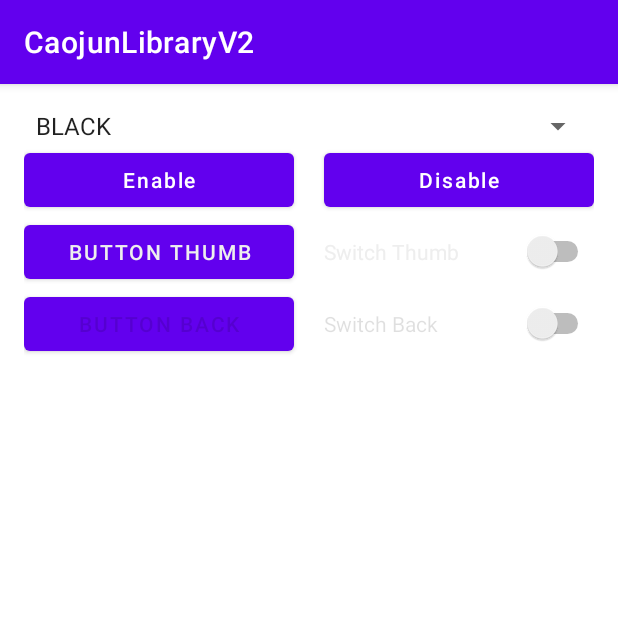
After one commit to fourmigh/CaojunLibraryV2, an Android app: the fragment ColorFragment shown on its own in the app's theme, on a phone screen of 412 x 824 dp, the top half of it. The commit adds this screen. Run offline under Robolectric (Android 15) with nearby library versions, the phone set to English and light mode, and no system bars.

Commit message:
新增color模块

```diff
--- a/app/build.gradle
+++ b/app/build.gradle
@@ -57,4 +57,5 @@ dependencies {
     implementation project(':currency')
     implementation project(':timer')
     implementation project(':resources')
+    implementation project(':color')
 }
--- /dev/null
+++ b/app/src/main/java/org/caojun/library/v2/fragment/ColorFragment.kt
@@ -0,0 +1,78 @@
+package org.caojun.library.v2.fragment
+
+import android.os.Bundle
+import android.view.LayoutInflater
+import android.view.View
+import android.view.ViewGroup
+import android.widget.AdapterView
+import android.widget.ArrayAdapter
+import androidx.fragment.app.Fragment
+import org.caojun.library.color.ColorUtils
+import org.caojun.library.color.Colors
+import org.caojun.library.v2.databinding.FragmentColorBinding
+
+class ColorFragment : Fragment() {
+
+    private var _binding: FragmentColorBinding? = null
+    private val binding get() = _binding!!
+
+    override fun onCreateView(
+        inflater: LayoutInflater,
+        container: ViewGroup?,
+        savedInstanceState: Bundle?
+    ): View {
+
+        _binding = FragmentColorBinding.inflate(inflater, container, false)
+        val root: View = binding.root
+
+        val colors = Colors.values()
+        val adapter = ArrayAdapter(
+            requireContext(),
+            android.R.layout.simple_spinner_item,
+            colors
+        )
+        adapter.setDropDownViewResource(android.R.layout.simple_spinner_dropdown_item)
+        binding.spColors.adapter = adapter
+        binding.spColors.onItemSelectedListener = object : AdapterView.OnItemSelectedListener {
+            override fun onItemSelected(p0: AdapterView<*>?, p1: View?, p2: Int, p3: Long) {
+                val index = binding.spColors.selectedItemPosition
+                changeColor(colors[index].color)
+            }
+
+            override fun onNothingSelected(p0: AdapterView<*>?) {
+            }
+        }
+
+        binding.btnEnable.setOnClickListener {
+            changeEnable(true)
+        }
+
+        binding.btnDisable.setOnClickListener {
+            changeEnable(false)
+        }
+
+        return root
+    }
+
+    private fun changeEnable(enable: Boolean) {
+        binding.btnButtonThumb.isEnabled = enable
+        binding.btnSwitchThumb.isEnabled = enable
+        binding.btnButtonBack.isEnabled = enable
+        binding.btnSwitchBack.isEnabled = enable
+    }
+
+    private fun changeColor(color: Int) {
+        val cslThumb = ColorUtils.generateThumbColorWithTintColor(color)
+        binding.btnButtonThumb.setTextColor(cslThumb)
+        binding.btnSwitchThumb.setTextColor(cslThumb)
+
+        val cslBack = ColorUtils.generateBackColorWithTintColor(color)
+        binding.btnButtonBack.setTextColor(cslBack)
+        binding.btnSwitchBack.setTextColor(cslBack)
+    }
+
+    override fun onDestroyView() {
+        super.onDestroyView()
+        _binding = null
+    }
+}
--- a/app/src/main/java/org/caojun/library/v2/fragment/TimeFragment.kt
+++ b/app/src/main/java/org/caojun/library/v2/fragment/TimeFragment.kt
@@ -100,7 +100,7 @@ class TimeFragment : Fragment() {
         sb.append("rawOffset: ${tz.rawOffset}")
         sb.append("\n")
 //        sb.append("time: ${TimeZoneUtils.getFormatTime(timeZone)}")
-        sb.append("time: ${TimeUtils.getTime(tz)}")
+        sb.append("time: ${TimeUtils.getTime(tz, TimeUtils.DEFAULT_DATA_FORMAT_Z)}")
         sb.append("\n")
         sb.append("timeZone(TimeZone): ${TimeZoneUtils.getTimeZone(TimeZoneMethod.TimeZone)}")
         sb.append("\n")
--- /dev/null
+++ b/app/src/main/res/layout/fragment_color.xml
@@ -0,0 +1,79 @@
+<?xml version="1.0" encoding="utf-8"?>
+<LinearLayout xmlns:android="http://schemas.android.com/apk/res/android"
+    android:orientation="vertical"
+    android:layout_margin="@dimen/activity_margin"
+    android:layout_width="match_parent"
+    android:layout_height="match_parent">
+
+    <Spinner
+        android:id="@+id/spColors"
+        android:layout_width="match_parent"
+        android:layout_height="wrap_content"/>
+
+    <LinearLayout
+        android:orientation="horizontal"
+        android:layout_width="match_parent"
+        android:layout_height="wrap_content">
+
+        <Button
+            android:id="@+id/btnEnable"
+            android:text="Enable"
+            android:textAllCaps="false"
+            android:layout_marginEnd="10dp"
+            android:layout_width="0dp"
+            android:layout_weight="1"
+            android:layout_height="wrap_content"/>
+
+        <Button
+            android:id="@+id/btnDisable"
+            android:text="Disable"
+            android:textAllCaps="false"
+            android:layout_marginStart="10dp"
+            android:layout_width="0dp"
+            android:layout_weight="1"
+            android:layout_height="wrap_content"/>
+
+    </LinearLayout>
+
+    <LinearLayout
+        android:layout_width="match_parent"
+        android:layout_height="wrap_content">
+
+        <Button
+            android:id="@+id/btnButtonThumb"
+            android:text="Button Thumb"
+            android:layout_marginEnd="10dp"
+            android:layout_width="0dp"
+            android:layout_weight="1"
+            android:layout_height="wrap_content"/>
+
+        <Switch
+            android:id="@+id/btnSwitchThumb"
+            android:text="Switch Thumb"
+            android:layout_marginStart="10dp"
+            android:layout_width="0dp"
+            android:layout_weight="1"
+            android:layout_height="wrap_content"/>
+    </LinearLayout>
+
+    <LinearLayout
+        android:layout_width="match_parent"
+        android:layout_height="wrap_content">
+
+        <Button
+            android:id="@+id/btnButtonBack"
+            android:text="Button Back"
+            android:layout_marginEnd="10dp"
+            android:layout_width="0dp"
+            android:layout_weight="1"
+            android:layout_height="wrap_content"/>
+
+        <Switch
+            android:id="@+id/btnSwitchBack"
+            android:text="Switch Back"
+            android:layout_marginStart="10dp"
+            android:layout_width="0dp"
+            android:layout_weight="1"
+            android:layout_height="wrap_content"/>
+    </LinearLayout>
+</LinearLayout>
--- a/app/src/main/res/menu/activity_main_drawer.xml
+++ b/app/src/main/res/menu/activity_main_drawer.xml
@@ -40,5 +40,9 @@
             android:id="@+id/nav_resources"
             android:icon="@drawable/ic_menu_camera"
             android:title="@string/menu_resources" />
+        <item
+            android:id="@+id/nav_color"
+            android:icon="@drawable/ic_menu_gallery"
+            android:title="@string/menu_color" />
     </group>
 </menu>
--- a/app/src/main/res/navigation/mobile_navigation.xml
+++ b/app/src/main/res/navigation/mobile_navigation.xml
@@ -59,4 +59,10 @@
         android:name="org.caojun.library.v2.fragment.ResourcesFragment"
         android:label="@string/menu_resources"
         tools:layout="@layout/fragment_time" />
+
+    <fragment
+        android:id="@+id/nav_color"
+        android:name="org.caojun.library.v2.fragment.ColorFragment"
+        android:label="@string/menu_color"
+        tools:layout="@layout/fragment_color" />
 </navigation>
--- a/app/src/main/res/values/strings.xml
+++ b/app/src/main/res/values/strings.xml
@@ -17,4 +17,5 @@
     <string name="menu_currency">Currency Demo</string>
     <string name="menu_time">Time Demo</string>
     <string name="menu_resources">Resources Demo</string>
+    <string name="menu_color">Color Demo</string>
 </resources>
--- /dev/null
+++ b/color/build.gradle
@@ -0,0 +1,35 @@
+plugins {
+    id 'com.android.library'
+    id 'org.jetbrains.kotlin.android'
+}
+
+android {
+    namespace 'org.caojun.library.color'
+    compileSdk rootProject.ext.sdk_version
+
+    defaultConfig {
+        minSdk 21
+        targetSdk rootProject.ext.sdk_version
+
+        testInstrumentationRunner "androidx.test.runner.AndroidJUnitRunner"
+        consumerProguardFiles "consumer-rules.pro"
+    }
+
+    buildTypes {
+        release {
+            minifyEnabled false
+            proguardFiles getDefaultProguardFile('proguard-android-optimize.txt'), 'proguard-rules.pro'
+        }
+    }
+    compileOptions {
+        sourceCompatibility JavaVersion.VERSION_1_8
+        targetCompatibility JavaVersion.VERSION_1_8
+    }
+    kotlinOptions {
+        jvmTarget = '1.8'
+    }
+}
+
+dependencies {
+
+}
--- /dev/null
+++ b/color/src/main/AndroidManifest.xml
@@ -0,0 +1,4 @@
+<?xml version="1.0" encoding="utf-8"?>
+<manifest xmlns:android="http://schemas.android.com/apk/res/android">
+
+</manifest>
--- /dev/null
+++ b/color/src/main/java/org/caojun/library/color/ColorUtils.java
@@ -0,0 +1,55 @@
+package org.caojun.library.color;
+
+import android.content.res.ColorStateList;
+
+/**
+ * Generate thumb and background color state list use tintColor
+ * Created by kyle on 15/11/4.
+ */
+public class ColorUtils {
+    private static final int ENABLE_ATTR = android.R.attr.state_enabled;
+    private static final int CHECKED_ATTR = android.R.attr.state_checked;
+    private static final int PRESSED_ATTR = android.R.attr.state_pressed;
+
+    public static ColorStateList generateThumbColorWithTintColor(final int tintColor) {
+        int[][] states = new int[][]{
+                {-ENABLE_ATTR, CHECKED_ATTR},
+                {-ENABLE_ATTR},
+                {PRESSED_ATTR, -CHECKED_ATTR},
+                {PRESSED_ATTR, CHECKED_ATTR},
+                {CHECKED_ATTR},
+                {-CHECKED_ATTR}
+        };
+
+        int[] colors = new int[]{
+                tintColor - 0xAA000000,
+                0xFFBABABA,
+                tintColor - 0x99000000,
+                tintColor - 0x99000000,
+                tintColor | 0xFF000000,
+                0xFFEEEEEE
+        };
+        return new ColorStateList(states, colors);
+    }
+
+    public static ColorStateList generateBackColorWithTintColor(final int tintColor) {
+        int[][] states = new int[][]{
+                {-ENABLE_ATTR, CHECKED_ATTR},
+                {-ENABLE_ATTR},
+                {CHECKED_ATTR, PRESSED_ATTR},
+                {-CHECKED_ATTR, PRESSED_ATTR},
+                {CHECKED_ATTR},
+                {-CHECKED_ATTR}
+        };
+
+        int[] colors = new int[]{
+                tintColor - 0xE1000000,
+                0x10000000,
+                tintColor - 0xD0000000,
+                0x20000000,
+                tintColor - 0xD0000000,
+                0x20000000
+        };
+        return new ColorStateList(states, colors);
+    }
+}
--- /dev/null
+++ b/color/src/main/java/org/caojun/library/color/Colors.kt
@@ -0,0 +1,18 @@
+package org.caojun.library.color
+
+import android.graphics.Color
+
+enum class Colors(var color: Int) {
+    BLACK(Color.BLACK),
+    BLUE(Color.BLUE),
+    CYAN(Color.CYAN),
+    DKGRAY(Color.DKGRAY),
+    GRAY(Color.GRAY),
+    GREEN(Color.GREEN),
+    LTGRAY(Color.LTGRAY),
+    MAGENTA(Color.MAGENTA),
+    RED(Color.RED),
+    TRANSPARENT(Color.TRANSPARENT),
+    WHITE(Color.WHITE),
+    YELLOW(Color.YELLOW)
+}
--- a/settings.gradle
+++ b/settings.gradle
@@ -22,3 +22,4 @@ include ':countdown'
 include ':currency'
 include ':timer'
 include ':resources'
+include ':color'
--- a/timer/src/main/java/org/caojun/library/timer/TimeUtils.kt
+++ b/timer/src/main/java/org/caojun/library/timer/TimeUtils.kt
@@ -24,6 +24,7 @@ object TimeUtils {
 
     private val LocalTimeZone = TimeZone.getDefault()
     const val DEFAULT_DATA_FORMAT = "yyyy-MM-dd HH:mm:ss.SSS"
+    const val DEFAULT_DATA_FORMAT_Z = "$DEFAULT_DATA_FORMAT z"
 
     @SuppressLint("SimpleDateFormat")
     private fun getSimpleDateFormat(dateFormat: String = DEFAULT_DATA_FORMAT, timeZone: TimeZone = LocalTimeZone): SimpleDateFormat {
```
Also changed, not shown: 3 other files.
